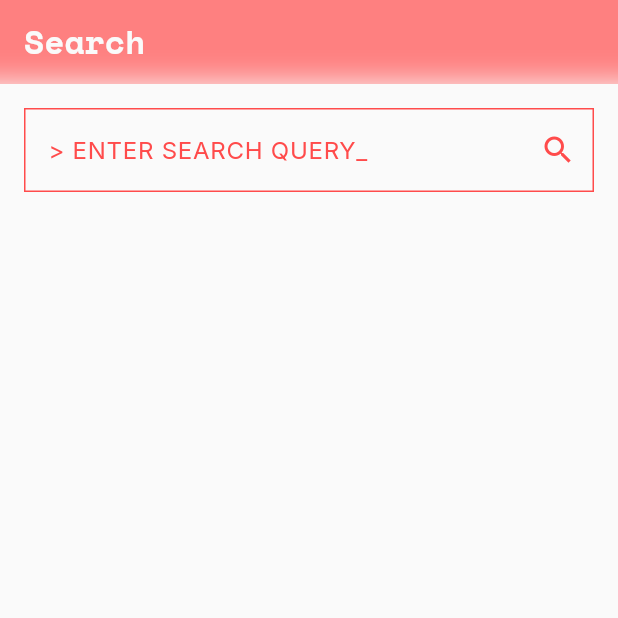
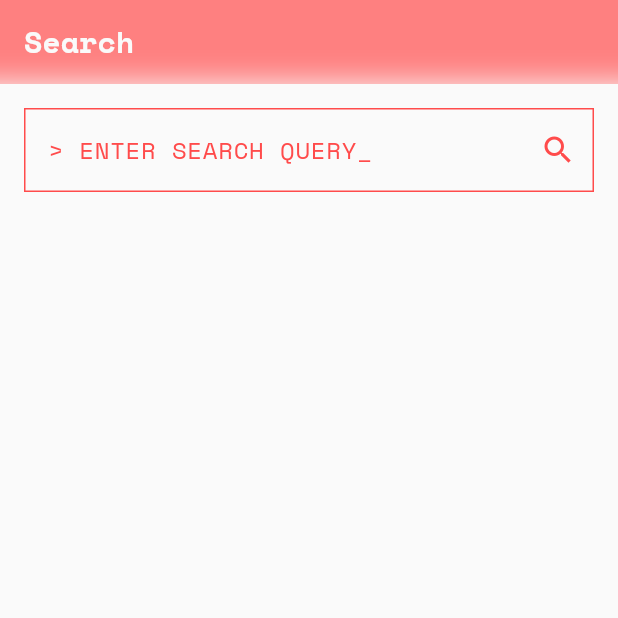
Before and after one commit to SRUN-Sochettra/Disconime, a Flutter app: the screen it shows after launch, item 2 of the bottom bar chosen, on a phone screen of 412 x 824 dp, the top half of it. Run offline on Flutter 3.47's test engine with Material 3 defaults, Android fonts, the phone set to English and light mode, and no system bars; our stand-ins replace google_fonts; network calls fail.

Commit message:
feat: initialize project with themed search and detail screens using Jikan API integration

```diff
--- a/lib/main.dart
+++ b/lib/main.dart
@@ -23,11 +23,35 @@ class ThemeProvider extends ChangeNotifier {
   }
 }
 
+TextTheme _buildTextTheme(TextTheme base, Color color) {
+  return GoogleFonts.interTextTheme(base).copyWith(
+    displayLarge: GoogleFonts.spaceMono(color: color, fontWeight: FontWeight.bold),
+    displayMedium: GoogleFonts.spaceMono(color: color, fontWeight: FontWeight.bold),
+    displaySmall: GoogleFonts.spaceMono(color: color, fontWeight: FontWeight.bold),
+    headlineLarge: GoogleFonts.spaceMono(color: color, fontWeight: FontWeight.bold),
+    headlineMedium: GoogleFonts.spaceMono(color: color, fontWeight: FontWeight.bold),
+    headlineSmall: GoogleFonts.spaceMono(color: color, fontWeight: FontWeight.bold),
+    titleLarge: GoogleFonts.spaceMono(color: color, fontWeight: FontWeight.bold),
+    titleMedium: GoogleFonts.spaceMono(color: color, fontWeight: FontWeight.bold),
+    titleSmall: GoogleFonts.spaceMono(color: color, fontWeight: FontWeight.bold),
+    labelLarge: GoogleFonts.spaceMono(color: color),
+    labelMedium: GoogleFonts.spaceMono(color: color),
+    labelSmall: GoogleFonts.spaceMono(color: color),
+    bodyLarge: GoogleFonts.inter(color: color),
+    bodyMedium: GoogleFonts.inter(color: color),
+    bodySmall: GoogleFonts.inter(color: color),
+  );
+}
+
 class ApiReaderApp extends StatelessWidget {
   const ApiReaderApp({super.key});
 
   @override
   Widget build(BuildContext context) {
+    final lightColor = const Color(0xFF1F2937);
+    final darkColor = const Color(0xFFFAFAFA);
+    final darkPrimary = const Color(0xFFFF4B4B);
+
     return MaterialApp(
       title: 'API Reader',
       themeMode: Provider.of<ThemeProvider>(context).themeMode,
@@ -45,6 +69,11 @@ class ApiReaderApp extends StatelessWidget {
           backgroundColor: const Color(0xFFFF4B4B).withValues(alpha: 0.7),
           foregroundColor: const Color(0xFFFAFAFA),
           elevation: 0,
+          titleTextStyle: GoogleFonts.spaceMono(
+            color: const Color(0xFFFAFAFA),
+            fontSize: 20,
+            fontWeight: FontWeight.bold,
+          ),
         ),
         bottomNavigationBarTheme: BottomNavigationBarThemeData(
           backgroundColor: const Color(0xFFFFFFFF).withValues(alpha: 0.7),
@@ -59,17 +88,8 @@ class ApiReaderApp extends StatelessWidget {
             side: BorderSide(color: Color(0xFFFF4B4B), width: 1),
           ),
         ),
-        textTheme: TextTheme(
-          bodyLarge: GoogleFonts.inter(color: const Color(0xFF1F2937)),
-          bodyMedium: GoogleFonts.inter(color: const Color(0xFF1F2937)),
-          bodySmall: GoogleFonts.inter(color: const Color(0xFF1F2937)),
-          titleLarge: GoogleFonts.spaceMono(color: const Color(0xFF1F2937), fontWeight: FontWeight.bold),
-          titleMedium: GoogleFonts.spaceMono(color: const Color(0xFF1F2937), fontWeight: FontWeight.bold),
-          titleSmall: GoogleFonts.spaceMono(color: const Color(0xFF1F2937), fontWeight: FontWeight.bold),
-          labelLarge: GoogleFonts.spaceMono(color: const Color(0xFF1F2937)),
-          labelMedium: GoogleFonts.spaceMono(color: const Color(0xFF1F2937)),
-          labelSmall: GoogleFonts.spaceMono(color: const Color(0xFF1F2937)),
-        ),
+        textTheme: _buildTextTheme(ThemeData.light().textTheme, lightColor),
+        primaryTextTheme: _buildTextTheme(ThemeData.light().primaryTextTheme, lightColor),
       ),
       darkTheme: ThemeData(
         useMaterial3: true,
@@ -85,6 +105,11 @@ class ApiReaderApp extends StatelessWidget {
           backgroundColor: const Color(0xFF111827).withValues(alpha: 0.7),
           foregroundColor: const Color(0xFFFF4B4B),
           elevation: 0,
+          titleTextStyle: GoogleFonts.spaceMono(
+            color: const Color(0xFFFF4B4B),
+            fontSize: 20,
+            fontWeight: FontWeight.bold,
+          ),
         ),
         bottomNavigationBarTheme: BottomNavigationBarThemeData(
           backgroundColor: const Color(0xFF111827).withValues(alpha: 0.7),
@@ -99,17 +124,15 @@ class ApiReaderApp extends StatelessWidget {
             side: BorderSide(color: Color(0xFFFF4B4B), width: 1),
           ),
         ),
-        textTheme: TextTheme(
-          bodyLarge: GoogleFonts.inter(color: const Color(0xFFFAFAFA)),
-          bodyMedium: GoogleFonts.inter(color: const Color(0xFFFAFAFA)),
-          bodySmall: GoogleFonts.inter(color: const Color(0xFFFAFAFA)),
-          titleLarge: GoogleFonts.spaceMono(color: const Color(0xFFFF4B4B), fontWeight: FontWeight.bold),
-          titleMedium: GoogleFonts.spaceMono(color: const Color(0xFFFF4B4B), fontWeight: FontWeight.bold),
-          titleSmall: GoogleFonts.spaceMono(color: const Color(0xFFFF4B4B), fontWeight: FontWeight.bold),
-          labelLarge: GoogleFonts.spaceMono(color: const Color(0xFFFF4B4B)),
-          labelMedium: GoogleFonts.spaceMono(color: const Color(0xFFFF4B4B)),
-          labelSmall: GoogleFonts.spaceMono(color: const Color(0xFFFF4B4B)),
+        textTheme: _buildTextTheme(ThemeData.dark().textTheme, darkColor).copyWith(
+          titleLarge: GoogleFonts.spaceMono(color: darkPrimary, fontWeight: FontWeight.bold),
+          titleMedium: GoogleFonts.spaceMono(color: darkPrimary, fontWeight: FontWeight.bold),
+          titleSmall: GoogleFonts.spaceMono(color: darkPrimary, fontWeight: FontWeight.bold),
+          labelLarge: GoogleFonts.spaceMono(color: darkPrimary),
+          labelMedium: GoogleFonts.spaceMono(color: darkPrimary),
+          labelSmall: GoogleFonts.spaceMono(color: darkPrimary),
         ),
+        primaryTextTheme: _buildTextTheme(ThemeData.dark().primaryTextTheme, darkColor),
       ),
       home: const MainScreen(),
     );
--- a/lib/screens/about_screen.dart
+++ b/lib/screens/about_screen.dart
@@ -1,5 +1,6 @@
 import 'dart:ui';
 import 'package:flutter/material.dart';
+import 'package:google_fonts/google_fonts.dart';
 
 class AboutScreen extends StatelessWidget {
   const AboutScreen({super.key});
@@ -58,7 +59,7 @@ class AboutScreen extends StatelessWidget {
         children: [
           Icon(Icons.terminal, color: Theme.of(context).colorScheme.primary, size: 20),
           const SizedBox(width: 10),
-          Text(name, style: TextStyle(fontSize: 16, fontFamily: 'monospace')),
+          Text(name, style: GoogleFonts.spaceMono(fontSize: 16)),
         ],
       ),
     );
--- a/lib/screens/detail_screen.dart
+++ b/lib/screens/detail_screen.dart
@@ -1,5 +1,6 @@
 import 'dart:ui';
 import 'package:flutter/material.dart';
+import 'package:google_fonts/google_fonts.dart';
 
 class DetailScreen extends StatelessWidget {
   final dynamic data;
@@ -57,7 +58,7 @@ class DetailScreen extends StatelessWidget {
                       const SizedBox(height: 10),
                       Text(
                         '[STATUS]: ${data['status']}',
-                        style: TextStyle(color: Theme.of(context).colorScheme.primary, fontFamily: 'monospace'),
+                        style: GoogleFonts.spaceMono(color: Theme.of(context).colorScheme.primary),
                       ),
                       const SizedBox(height: 20),
                       Text(data['synopsis'] ?? 'No synopsis available.'),
--- a/lib/screens/search_screen.dart
+++ b/lib/screens/search_screen.dart
@@ -1,5 +1,6 @@
 import 'dart:ui';
 import 'package:flutter/material.dart';
+import 'package:google_fonts/google_fonts.dart';
 import 'package:http/http.dart' as http;
 import 'dart:convert';
 import 'detail_screen.dart';
@@ -51,10 +52,10 @@ class _SearchScreenState extends State<SearchScreen> {
             children: [
               TextField(
                 controller: _controller,
-                style: TextStyle(color: Theme.of(context).colorScheme.primary, fontFamily: 'monospace'),
+                style: GoogleFonts.spaceMono(color: Theme.of(context).colorScheme.primary),
                 decoration: InputDecoration(
                   labelText: '> ENTER SEARCH QUERY_',
-                  labelStyle: TextStyle(color: Theme.of(context).colorScheme.primary),
+                  labelStyle: GoogleFonts.spaceMono(color: Theme.of(context).colorScheme.primary),
                   enabledBorder: OutlineInputBorder(
                     borderRadius: BorderRadius.zero,
                     borderSide: BorderSide(color: Theme.of(context).colorScheme.primary),
```
